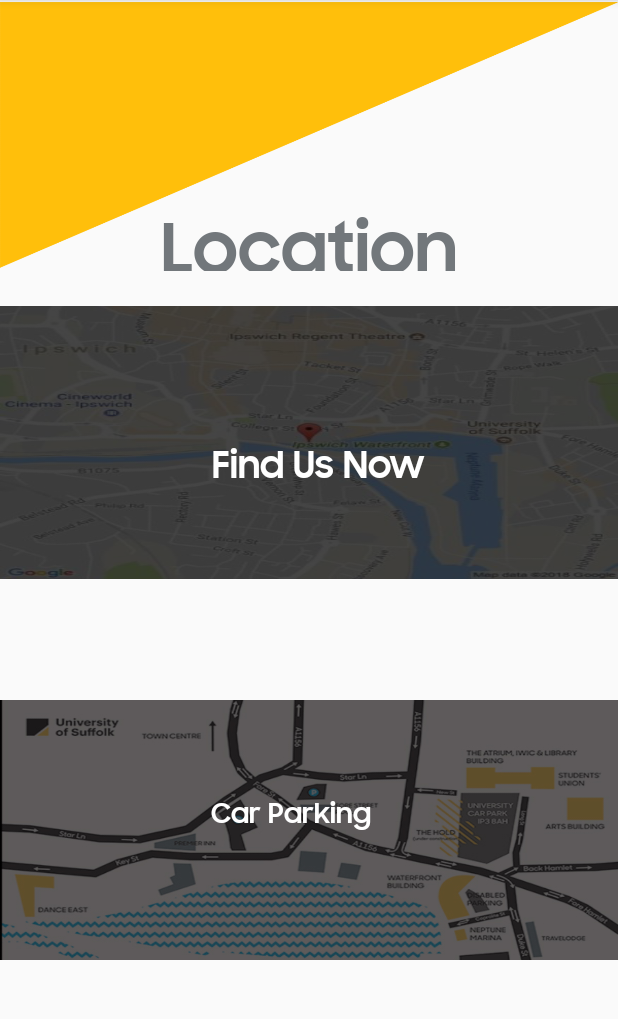
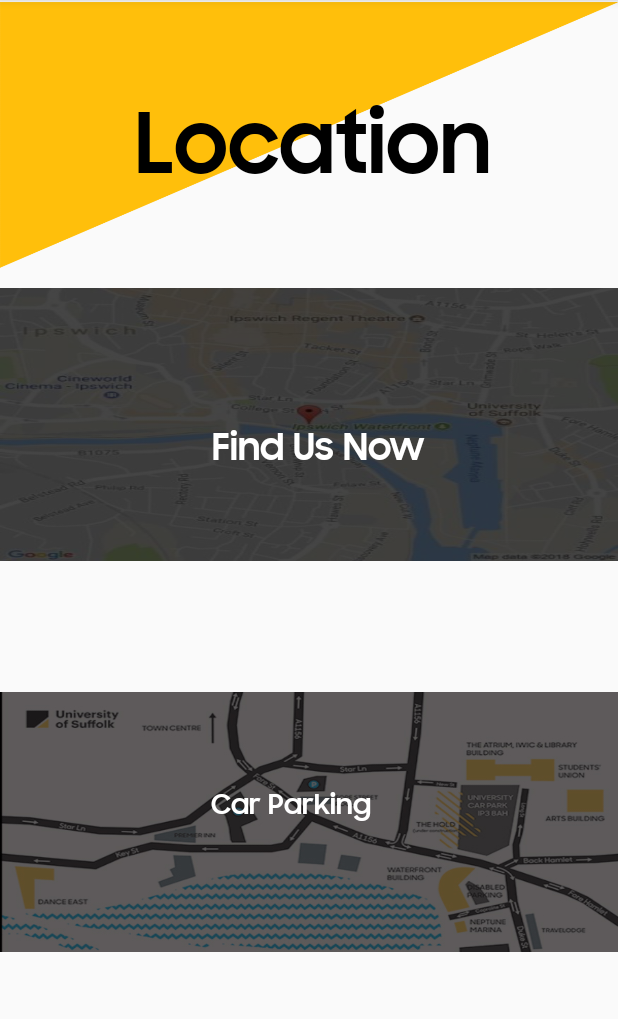
Before and after one commit to UoSGroupProjects1819/mwe-group-project-group-1, an Android app: the screen it shows after launch (Navigation), in the side drawer, after a tap on "Find Us", on a phone screen of 412 x 824 dp, the part 84-1103 px from its top. Run offline under Robolectric (Android 15) with nearby library versions, the phone set to English and light mode, and no system bars; our stand-ins replace Firebase (no records; nobody signed in at launch, a user with empty details on screens opened directly).

Commit message:
Changes on Text and design

```diff
--- a/Project/app/src/main/AndroidManifest.xml
+++ b/Project/app/src/main/AndroidManifest.xml
@@ -22,7 +22,8 @@
             </intent-filter>
         </activity>
         <activity android:name=".MembershipsPage" />
-        <activity android:name=".MembershipActivity"></activity>
+        <activity android:name=".MembershipActivity" />
+        <activity android:name=".GalleryActivity"></activity>
     </application>
 
 </manifest>
--- a/Project/app/src/main/res/layout/activity_contact.xml
+++ b/Project/app/src/main/res/layout/activity_contact.xml
@@ -22,21 +22,21 @@
     <TextView
         android:id="@+id/textView12"
         android:layout_width="350dp"
-        android:layout_height="49dp"
+        android:layout_height="80dp"
         android:layout_marginStart="8dp"
         android:layout_marginTop="8dp"
         android:layout_marginEnd="8dp"
         android:layout_marginBottom="8dp"
         android:text="Location"
         android:textAlignment="center"
-        android:textColor="@color/colorPrimary"
-        android:textSize="46sp"
+        android:textColor="@android:color/black"
+        android:textSize="55sp"
         app:layout_constraintBottom_toTopOf="@+id/map_image_contact"
         app:layout_constraintEnd_toEndOf="parent"
-        app:layout_constraintHorizontal_bias="0.512"
+        app:layout_constraintHorizontal_bias="0.555"
         app:layout_constraintStart_toStartOf="parent"
         app:layout_constraintTop_toTopOf="parent"
-        app:layout_constraintVertical_bias="0.888" />
+        app:layout_constraintVertical_bias="0.482" />
 
     <ImageView
         android:id="@+id/ContactWebImage"
@@ -55,11 +55,11 @@
         android:id="@+id/map_image_contact"
         android:layout_width="wrap_content"
         android:layout_height="182dp"
-        android:layout_marginTop="204dp"
+        android:layout_marginTop="192dp"
         android:adjustViewBounds="false"
         android:background="@drawable/background2"
         app:layout_constraintEnd_toEndOf="parent"
-        app:layout_constraintHorizontal_bias="1.0"
+        app:layout_constraintHorizontal_bias="0.0"
         app:layout_constraintStart_toStartOf="parent"
         app:layout_constraintTop_toTopOf="parent" />
 
--- a/Project/app/src/main/res/layout/activity_membership.xml
+++ b/Project/app/src/main/res/layout/activity_membership.xml
@@ -67,6 +67,7 @@
         android:layout_marginTop="8dp"
         android:layout_marginEnd="8dp"
         android:layout_marginBottom="8dp"
+
         android:text="To go to the online shop  CLICK HERE : "
         android:textColor="@android:color/black"
         app:layout_constraintBottom_toBottomOf="parent"
@@ -74,6 +75,7 @@
         app:layout_constraintHorizontal_bias="0.0"
         app:layout_constraintStart_toStartOf="parent"
         app:layout_constraintTop_toBottomOf="@+id/textView8"
-        app:layout_constraintVertical_bias="0.222" />
+        app:layout_constraintVertical_bias="0.222"
+        tools:ignore="OnClick" />
 
 </android.support.constraint.ConstraintLayout>
--- a/Project/app/src/main/res/layout/activity_register.xml
+++ b/Project/app/src/main/res/layout/activity_register.xml
@@ -30,6 +30,7 @@
         android:layout_marginTop="32dp"
         android:layout_marginEnd="16dp"
         android:onClick="onRegisterClicked"
+        android:background="@drawable/roundedbutton"
         android:text="Register"
         app:layout_constraintEnd_toEndOf="parent"
         app:layout_constraintHorizontal_bias="0.0"
--- a/Project/app/src/main/res/values/strings.xml
+++ b/Project/app/src/main/res/values/strings.xml
@@ -9,7 +9,7 @@
     <string name="nav_header_subtitle">android.studio@android.com</string>
     <string name="nav_header_desc">Navigation header</string>
     <string name="action_settings">Settings</string>
-
+    <string name="linkonClick">Click Here <a href="https://onlineshop.ucs.ac.uk/product-catalogue/university-services/ipswich-waterfront-innovation-centre">Click Here</a></string>
     <!-- TODO: Remove or change this placeholder text -->
     <string name="hello_blank_fragment">Hello blank fragment</string>
 </resources>
--- a/Project/build.gradle
+++ b/Project/build.gradle
@@ -10,6 +10,7 @@ buildscript {
         classpath 'com.android.tools.build:gradle:3.2.1'
         classpath "org.jetbrains.kotlin:kotlin-gradle-plugin:$kotlin_version"
         classpath 'com.google.gms:google-services:4.0.1'
+
 
         // NOTE: Do not place your application dependencies here; they belong
         // in the individual module build.gradle files
```
Also changed, not shown: Project/app/src/main/java/com/uos/iwic/iwic/GalleryActivity.kt (added, +21 -0 lines), Project/app/src/main/res/layout/activity_gallery.xml (added, +16 -0 lines), 1 other file.
